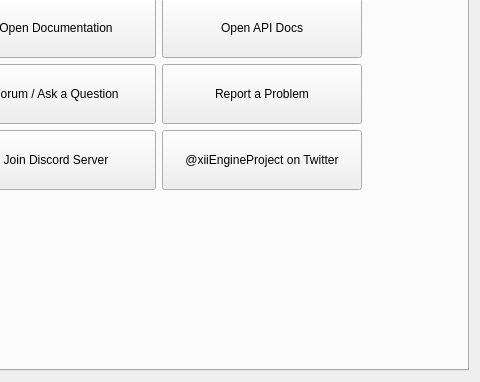
This is Source/Editor/EditorFramework/Dialogs/DashboardDlg.ui in XII-Technologies/XII as Qt 5 draws it before an edit; both pictures show x 288 to 768 and y 252 to 634 of the 768 by 634 pixel window. The edited form follows.
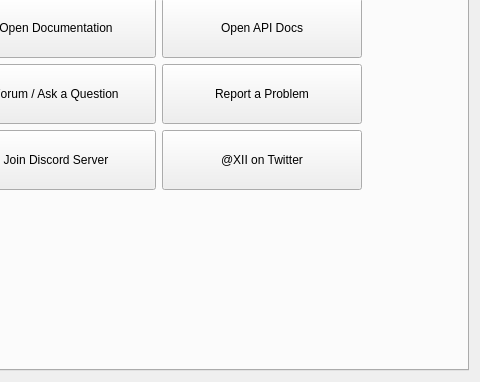
This is the edited form. Icons and pictures are not drawn.

The edit to the form file:
```diff
--- a/Source/Editor/EditorFramework/Dialogs/DashboardDlg.ui
+++ b/Source/Editor/EditorFramework/Dialogs/DashboardDlg.ui
@@ -401,7 +401,7 @@
               </size>
              </property>
              <property name="text">
-              <string>@xiiEngineProject on Twitter</string>
+              <string>@XII on Twitter</string>
              </property>
              <property name="icon">
               <iconset resource="../QtResources/resources.qrc">
```
